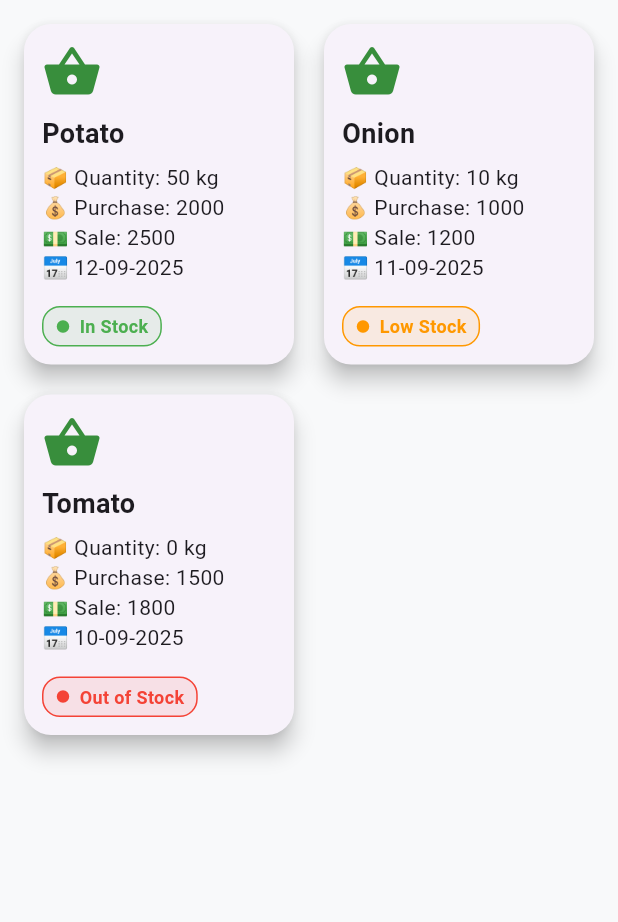
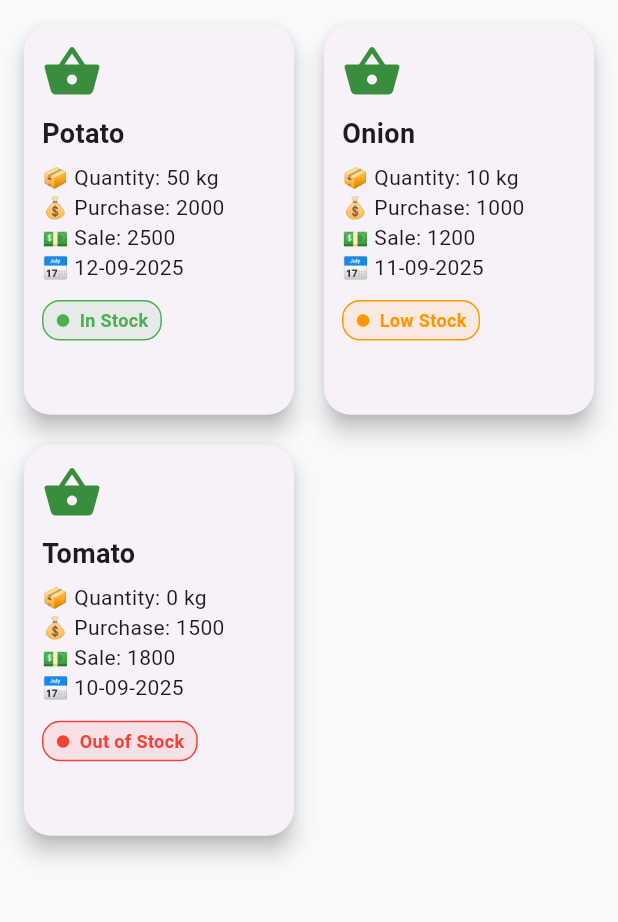
Before and after one commit to MandiMate/Mobile_App, a Flutter app: the InventoryScreen screen opened directly, on a phone screen of 412 x 824 dp, the part 84-1006 px from its top. Run offline on Flutter 3.47's test engine with Material 3 defaults, Android fonts, the light colour scheme and no system bars; our stand-ins replace pdf, printing, shared_preferences; accounts and stored records are empty; Roboto replaces fonts that are missing (Poppins).

Commit message:
Fix overflow problem of inventory screen

```diff
--- a/lib/screens/inventory_screen.dart
+++ b/lib/screens/inventory_screen.dart
@@ -52,11 +52,11 @@ class _InventoryScreenState extends State<InventoryScreen> {
     }
   }
 
-  /// Ye function data ko refresh karega (abhi demo ke liye shuffle kar rahe hain)
+  /// Demo refresh function (abhi sirf shuffle karega)
   Future<void> _refreshInventory() async {
     await Future.delayed(const Duration(seconds: 1));
     setState(() {
-      inventory.shuffle(); // API call hoti to yahan se new data laate
+      inventory.shuffle(); // Future mein yahan API se data fetch hoga
     });
   }
 
@@ -83,7 +83,7 @@ class _InventoryScreenState extends State<InventoryScreen> {
             itemCount: inventory.length,
             gridDelegate: const SliverGridDelegateWithFixedCrossAxisCount(
               crossAxisCount: 2, // 2 cards per row
-              childAspectRatio: 0.8,
+              childAspectRatio: 0.7, // 👈 height ko thoda adjust kiya
               crossAxisSpacing: 12,
               mainAxisSpacing: 12,
             ),
@@ -94,7 +94,9 @@ class _InventoryScreenState extends State<InventoryScreen> {
                 shape: RoundedRectangleBorder(
                   borderRadius: BorderRadius.circular(18),
                 ),
-                child: Padding(
+                child: LayoutBuilder(
+                  builder: (context, constraints) {
+                    return SingleChildScrollView(
                       padding: const EdgeInsets.all(12.0),
                       child: Column(
                         crossAxisAlignment: CrossAxisAlignment.start,
@@ -111,13 +113,16 @@ class _InventoryScreenState extends State<InventoryScreen> {
                               fontSize: 18,
                               fontWeight: FontWeight.bold,
                             ),
+                            overflow: TextOverflow.ellipsis,
                           ),
                           const SizedBox(height: 6),
-                      Text("📦 Quantity: ${item["quantity"]} ${item["unit"]}"),
+                          Text(
+                            "📦 Quantity: ${item["quantity"]} ${item["unit"]}",
+                          ),
                           Text("💰 Purchase: ${item["purchasePrice"]}"),
                           Text("💵 Sale: ${item["salePrice"]}"),
                           Text("📅 ${item["lastUpdated"]}"),
-                      const Spacer(),
+                          const SizedBox(height: 12),
                           Container(
                             padding: const EdgeInsets.symmetric(
                               vertical: 4,
@@ -142,12 +147,15 @@ class _InventoryScreenState extends State<InventoryScreen> {
                                   color: _getStatusColor(item["status"]),
                                 ),
                                 const SizedBox(width: 6),
-                            Text(
+                                Flexible(
+                                  child: Text(
                                     item["status"],
                                     style: TextStyle(
                                       fontSize: 12,
                                       color: _getStatusColor(item["status"]),
                                       fontWeight: FontWeight.bold,
+                                    ),
+                                    overflow: TextOverflow.ellipsis,
                                   ),
                                 ),
                               ],
@@ -155,6 +163,8 @@ class _InventoryScreenState extends State<InventoryScreen> {
                           ),
                         ],
                       ),
+                    );
+                  },
                 ),
               );
             },
```
Lines whose indentation alone changed are shown as unchanged.
